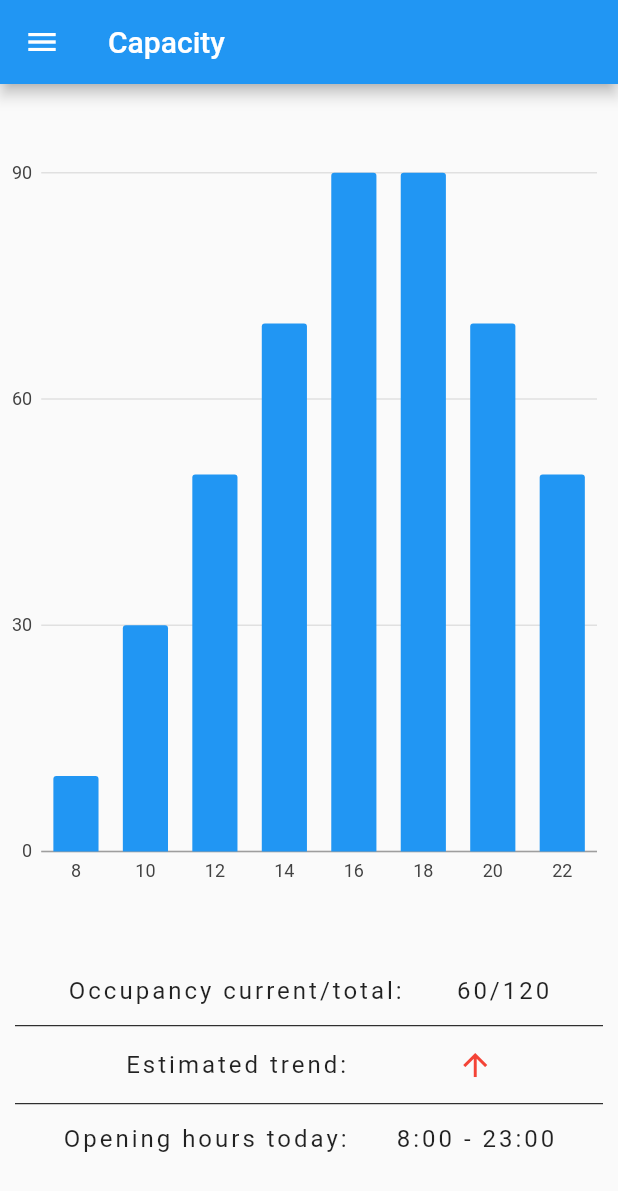
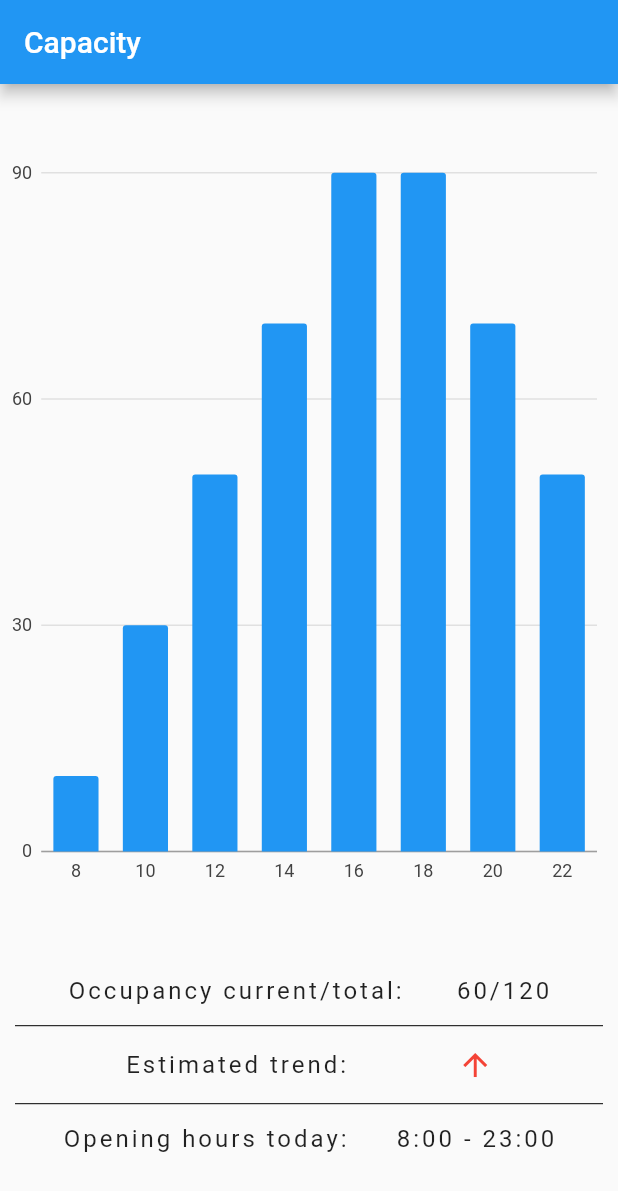
Before and after one commit to mobileappdevhm19/lust-LibraryUniversalSwissTool, a Flutter app: the screen it shows after launch, on a phone screen of 412 x 824 dp. Shown: the top 1191 px of the screen. Run offline on Flutter 3.47's test engine with Material 2 defaults, Android fonts, the phone set to English and light mode, and no system bars; our stand-ins replace charts_flutter.

Commit message:
Revert "Feature/menu drawer"

```diff
--- a/lust/lib/main.dart
+++ b/lust/lib/main.dart
@@ -1,5 +1,7 @@
+// This sample shows adding an action to an [AppBar] that opens a shopping cart.
+
 import 'package:flutter/material.dart';
-import 'package:lust/views/capacityPage.dart';
+import 'package:lust/views/capacity.dart';
 
 void main() => runApp(Lust());
 
@@ -12,7 +14,7 @@ class Lust extends StatelessWidget {
       theme: ThemeData(
         primarySwatch: Colors.blue,
       ),
-      home: CapacityPage(),
+      home: CapacityWidget(),
     );
   }
 }
--- a/lust/lib/views/capacityPage.dart
+++ b/lust/lib/views/capacity.dart
@@ -1,15 +1,13 @@
 import 'package:flutter/material.dart';
-import 'package:lust/widgets/widgetCreator.dart';
 import 'package:lust/widgets/capacityGraph.dart';
 import 'package:lust/widgets/capacityInfo.dart';
 
-
-class CapacityPage extends StatefulWidget {
+class CapacityWidget extends StatefulWidget {
   @override
-  _CapacityPageState createState() => new _CapacityPageState();
+  _CapacityWidgetState createState() => new _CapacityWidgetState();
 }
 
-class _CapacityPageState extends State<CapacityPage> {
+class _CapacityWidgetState extends State<CapacityWidget> {
   final _title = "Capacity";
 
   @override
@@ -21,7 +19,6 @@ class _CapacityPageState extends State<CapacityPage> {
         appBar: AppBar(
           title: Text(_title),
         ),
-        drawer: WidgetCreator.getDrawer(context),
         body: Center(
           child: Column(
               mainAxisAlignment: MainAxisAlignment.spaceEvenly,
--- a/lust/lib/widgets/widgetCreator.dart
+++ /dev/null
@@ -1,40 +0,0 @@
-import 'package:flutter/material.dart';
-import 'package:lust/views/capacityPage.dart';
-
-class WidgetCreator {
-  // create a menu drawer
-  static Widget getDrawer(BuildContext context) {
-    return Drawer(
-      child: ListView(
-        children: <Widget>[
-          UserAccountsDrawerHeader(
-            currentAccountPicture: CircleAvatar(
-              child: Icon(
-                Icons.verified_user,
-                color: Colors.red,
-              ),
-              backgroundColor: Colors.green,
-            ),
-          ),
-          ListTile( // menu item CapacityPage
-            onTap: () => _switchPage(context, CapacityPage()),
-            leading: Icon(Icons.equalizer),
-            title: Text("Capacity"),
-          ),
-          ListTile( // menu item Secondpage
-            //onTap: () => _switchPage(context, CONSTRUCTEROFSECONDPAGE),
-            //leading: Icon(ICONFORSECONDPAGE),
-            //title: Text("NAMEOFSECONDPAGE"),
-          ),
-        ],
-      ),
-    );
-  }
-
-  // method to switch between the pages
-  static void _switchPage(BuildContext context, Widget widget) {
-    Navigator.pop(context); //remove a page from the widget stack (close navigation)
-    Navigator.pushReplacement( //replace the top view(widget) from the stack with the new one
-        context, MaterialPageRoute(builder: (BuildContext context) => widget));
-  }
-}
```
